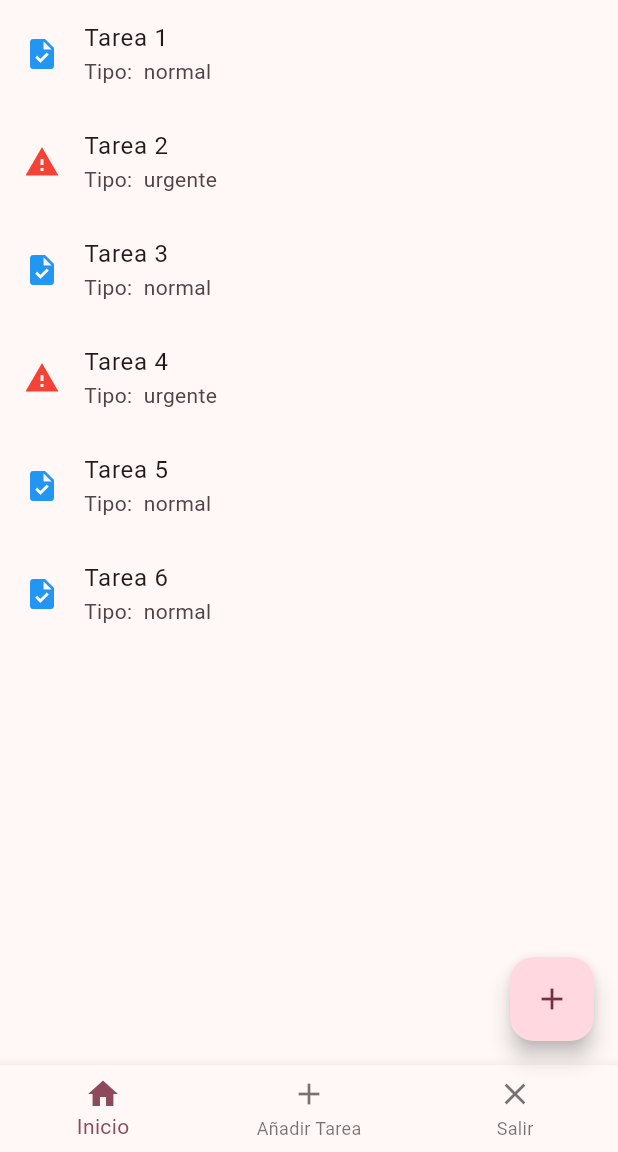
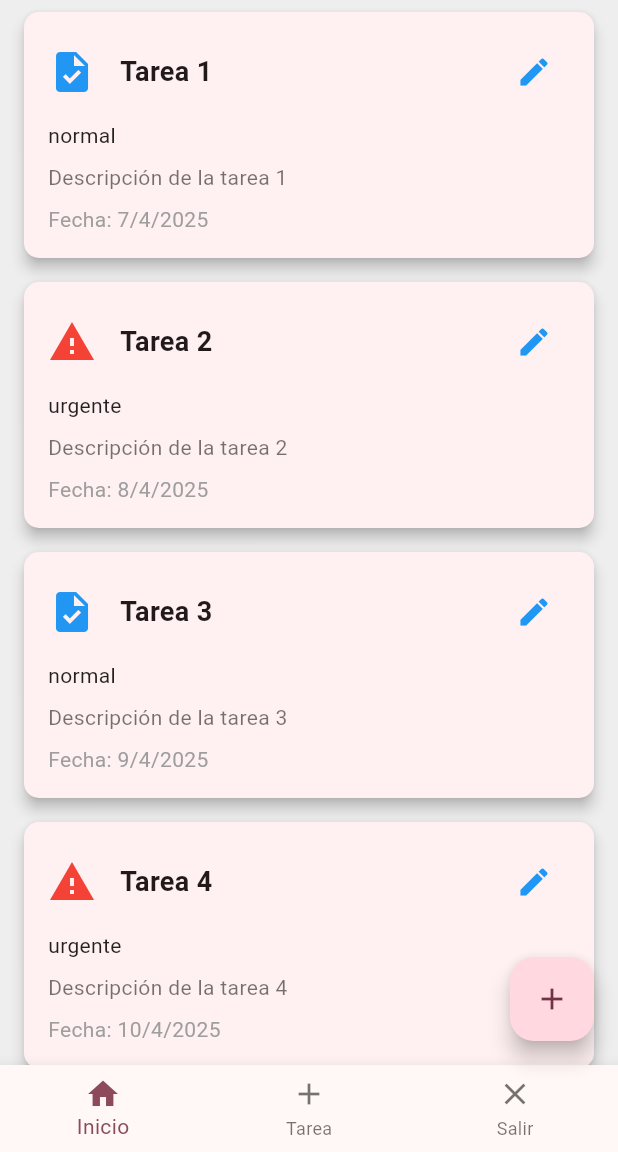
Before and after one commit to katty0055/kagaona-flutter, a Flutter app: the TareasScreen screen opened directly, on a phone screen of 412 x 824 dp, the part 84-1236 px from its top. Run offline on Flutter 3.47's test engine with Material 3 defaults, Android fonts, the phone set to English and light mode, and no system bars.

Commit message:
Agrega funcionalidades a la pantalla de tareas.
- Implementación de scroll infinito para cargar
tareas dinámicamente al llegar al final de la lista.
- Modificacion del servicio TareasService para
obtener nuevas taras que alternen su tipo
-Separacion del modal para su reutilizacion para
agregar y para editar tareas.
- Se crea un helper para la card de tareas
- Se crea un componente reutilizable card.dart

Reflexion:Al crear una nueva pagina el scroll
infinito agrega nuevas tareas para simular la
persistencia. Si se usa un helper para el card
se separa la logica del componente de la vista.

```diff
--- /dev/null
+++ b/lib/components/task_card.dart
@@ -0,0 +1,73 @@
+import 'package:flutter/material.dart';
+
+class TaskCard extends StatelessWidget {
+  final String title;
+  final Widget leadingIcon; // Ícono dinámico pasado desde afuera
+  final String type;
+  final String? description;
+  final DateTime? date;
+  final Widget? trailing; // Botón o widget adicional (opcional)
+
+  const TaskCard({
+    super.key,
+    required this.title,
+    required this.leadingIcon,
+    required this.type,
+    this.description,
+    this.date,
+    this.trailing, // Acepta un widget adicional
+  });
+
+  @override
+  Widget build(BuildContext context) {
+    return Card(
+      elevation: 4,
+      margin: const EdgeInsets.symmetric(vertical: 8, horizontal: 16),
+      shape: RoundedRectangleBorder(
+        borderRadius: BorderRadius.circular(10), // Borde redondeado
+      ),
+      child: Padding(
+        padding: const EdgeInsets.all(16.0),
+        child: Column(
+          crossAxisAlignment: CrossAxisAlignment.start,
+          children: [
+            Row(
+              children: [
+                leadingIcon, // Ícono dinámico pasado como parámetro
+                const SizedBox(width: 16),
+                Expanded(
+                  child: Text(
+                    title,
+                    style: const TextStyle(
+                      fontSize: 18,
+                      fontWeight: FontWeight.bold,
+                    ),
+                  ),
+                ),
+                if (trailing != null) trailing!, // Muestra el botón si está definido
+              ],
+            ),
+            const SizedBox(height: 8),
+            Text(
+              type,
+              style: const TextStyle(
+                fontSize: 14,
+                color: Colors.black87,
+              ),
+            ),
+            const SizedBox(height: 8),
+            Text(
+              description ?? 'Sin descripción',
+              style: const TextStyle(fontSize: 14, color: Colors.black54),
+            ),
+            const SizedBox(height: 8),
+            Text(
+              'Fecha: ${date != null ? "${date!.day}/${date!.month}/${date!.year}" : 'Sin fecha'}',
+              style: const TextStyle(fontSize: 14, color: Colors.grey),
+            ),
+          ],
+        ),
+      ),
+    );
+  }
+}
--- a/lib/data/task_repository.dart
+++ b/lib/data/task_repository.dart
@@ -2,25 +2,44 @@ import '../domain/task.dart';
 
 class TaskRepository {
   final List<Task> _tasks = [
-    Task(title: 'Tarea 1', type: 'normal'),
-    Task(title: 'Tarea 2', type: 'urgente'),
-    Task(title: 'Tarea 3', type: 'normal'),
-    Task(title: 'Tarea 4', type: 'urgente'),
-    Task(title: 'Tarea 5', type: 'normal'),
-    Task(title: 'Tarea 6', type: 'normal'),
+    Task(title: 'Tarea 1', type: 'normal', description: 'Descripción de la tarea 1', date: DateTime(2025, 4, 7)),
+    Task(title: 'Tarea 2', type: 'urgente', description: 'Descripción de la tarea 2', date: DateTime(2025, 4, 8)),
+    Task(title: 'Tarea 3', type: 'normal', description: 'Descripción de la tarea 3', date: DateTime(2025, 4, 9)),
+    Task(title: 'Tarea 4', type: 'urgente', description: 'Descripción de la tarea 4', date: DateTime(2025, 4, 10)),
+    Task(title: 'Tarea 5', type: 'normal', description: 'Descripción de la tarea 5', date: DateTime(2025, 4, 11)),
   ];
 
   List<Task> getTasks() {
+    // Genera tareas adicionales si no hay suficientes
+    while (_tasks.length < 100) {
+      final tipo = _tasks.length % 2 == 0 ? 'normal' : 'urgente';
+      _tasks.add(Task(
+        title: 'Tarea ${_tasks.length + 1}',
+        type: tipo,
+        description: 'Descripción de la tarea ${_tasks.length + 1}',
+        date: DateTime.now(),
+      ));
+    }
     return _tasks;
   }
 
   void addTask(Task task) {
-    _tasks.add(task);
-    print('Tarea añadida: ${task.title}');
+    // Alterna entre 'normal' y 'urgente' basado en la cantidad actual de tareas
+    final tipo = _tasks.length % 2 == 0 ? 'normal' : 'urgente';
+
+    // Crea una nueva tarea con el tipo alternado
+    final nuevaTarea = Task(
+      title: task.title,
+      type: tipo,
+      description: task.description,
+      date: task.date,
+    );
+
+    _tasks.add(nuevaTarea);
   }
 
   void removeTask(int index) {
     _tasks.removeAt(index);
-     print('Tarea eliminada: ${index}');
+    print('Tarea eliminada: ${index}');
   }
 }
--- a/lib/domain/task.dart
+++ b/lib/domain/task.dart
@@ -1,6 +1,13 @@
 class Task {
   final String title;
   final String type;
+  final String? description;
+  final DateTime? date;
 
-  Task({required this.title, this.type = 'normal'});
+  Task({
+    required this.title,
+    this.type = 'normal', // Valor por defecto
+    this.description,
+    this.date,
+  });
 }
--- /dev/null
+++ b/lib/helpers/task_card_helper.dart
@@ -0,0 +1,24 @@
+import 'package:flutter/material.dart';
+import '../domain/task.dart';
+import '../components/task_card.dart'; // Importa el diseño del Card
+
+Widget buildTaskCard(Task task, VoidCallback onEdit) {
+  // Lógica para determinar el ícono dinámico
+  final Widget leadingIcon = Icon(
+    task.type == 'normal' ? Icons.task : Icons.warning,
+    color: task.type == 'normal' ? Colors.blue : Colors.red,
+    size: 32,
+  );
+
+  return TaskCard(
+    title: task.title,
+    leadingIcon: leadingIcon, // Pasa el ícono dinámico al Card
+    type: task.type,
+    description: task.description,
+    date: task.date,
+    trailing: IconButton(
+      icon: const Icon(Icons.edit, color: Colors.blue),
+      onPressed: onEdit, // Llama al callback para editar
+    ),
+  );
+}
--- a/lib/views/tareas_screen.dart
+++ b/lib/views/tareas_screen.dart
@@ -4,6 +4,8 @@ import 'package:kgaona/constants.dart';
 import 'package:kgaona/views/login_screen.dart';
 import 'package:kgaona/views/welcome_screen.dart';
 import '../domain/task.dart';
+import 'package:kgaona/helpers/task_card_helper.dart';
+import '../components/add_task_modal.dart'; // Importa el modal reutilizable
 
 class TareasScreen extends StatefulWidget {
   const TareasScreen({super.key});
@@ -15,21 +17,18 @@ class TareasScreen extends StatefulWidget {
 class _TareasScreenState extends State<TareasScreen> {
   final TareasService _tareasService = TareasService();
   final ScrollController _scrollController = ScrollController();
-  List<Task> _tareas = [];
   bool _cargando = false;
   bool _hayMasTareas = true;
   int _paginaActual = 0;
   final int _limitePorPagina = 10;
   int _selectedIndex = 0; // Índice del elemento seleccionado en el navbar
-  DateTime? fechaSeleccionada;
-  final TextEditingController fechaController = TextEditingController();
+  List<Task> _tareas = []; // Lista persistente de tareas
 
   void _onItemTapped(int index) {
     setState(() {
       _selectedIndex = index;
     });
 
-    // Lógica para manejar la navegación según el índice seleccionado
     switch (index) {
       case 0: // Inicio
         Navigator.pushReplacement(
@@ -38,7 +37,6 @@ class _TareasScreenState extends State<TareasScreen> {
         );
         break;
       case 1: // Añadir Tarea
-        // Ya estás en TareasScreen, no necesitas navegar
         break;
       case 2: // Salir
         Navigator.pushReplacement(
@@ -52,7 +50,7 @@ class _TareasScreenState extends State<TareasScreen> {
   @override
   void initState() {
     super.initState();
-    _cargarTareas();
+    _cargarTareas(); // Carga inicial de tareas
     _scrollController.addListener(_detectarScrollFinal);
   }
 
@@ -69,16 +67,19 @@ class _TareasScreenState extends State<TareasScreen> {
       _cargando = true;
     });
 
+    // Llama al servicio para obtener nuevas tareas
     final nuevasTareas = await _tareasService.obtenerTareas(
       inicio: _paginaActual * _limitePorPagina,
       limite: _limitePorPagina,
     );
 
     setState(() {
-      _tareas.addAll(nuevasTareas);
+      if (nuevasTareas.isNotEmpty) {
+        _tareas.addAll(nuevasTareas); // Agrega las nuevas tareas a la lista existente
+        _paginaActual++; // Incrementa la página actual para la siguiente carga
+      }
       _cargando = false;
-      _hayMasTareas = nuevasTareas.length == _limitePorPagina;
-      if (_hayMasTareas) _paginaActual++;
+      _hayMasTareas = nuevasTareas.length == _limitePorPagina; // Verifica si hay más tareas
     });
   }
 
@@ -89,102 +90,39 @@ class _TareasScreenState extends State<TareasScreen> {
     }
   }
 
-  Future<void> _agregarTarea(String titulo, String detalle, DateTime fecha) async {
-    final nuevaTarea = Task(title: titulo, type: detalle);
-    await _tareasService.agregarTarea(nuevaTarea);
+  void _mostrarModalAgregarTarea() {
+    showDialog(
+      context: context,
+      builder: (context) => AddTaskModal(
+        onTaskAdded: (Task nuevaTarea) async {
+          await _tareasService.agregarTarea(nuevaTarea); // El servicio define el tipo
           setState(() {
-        _tareas.insert(0, nuevaTarea); // Agrega la nueva tarea al inicio
+            _tareas.insert(0, nuevaTarea); // Agrega la nueva tarea al inicio de la lista
           });
+        },
+      ),
+    );
   }
 
   Future<void> _eliminarTarea(int index) async {
     await _tareasService.eliminarTarea(index);
     setState(() {
-      _tareas.removeAt(index);
+      _tareas.removeAt(index); // Elimina la tarea de la lista persistente
     });
   }
 
-  void _mostrarModalAgregarTarea() {
-    final TextEditingController tituloController = TextEditingController();
-    final TextEditingController detalleController = TextEditingController();
-
+  void _mostrarModalEditarTarea(Task tarea, int index) {
     showDialog(
       context: context,
-      builder: (BuildContext context) {
-        return AlertDialog(
-          title: const Text('Agregar Tarea'),
-          content: Column(
-            mainAxisSize: MainAxisSize.min,
-            children: [
-              TextField(
-                controller: tituloController,
-                decoration: const InputDecoration(
-                  labelText: 'Título',
-                  border: OutlineInputBorder(),
-                ),
-              ),
-              const SizedBox(height: 16),
-              TextField(
-                controller: detalleController,
-                decoration: const InputDecoration(
-                  labelText: 'Detalle',
-                  border: OutlineInputBorder(),
-                ),
-              ),
-              const SizedBox(height: 16),
-              TextField(
-                controller: fechaController,
-                readOnly: true, // Hace que el campo no sea editable manualmente
-                decoration: const InputDecoration(
-                  labelText: 'Fecha',
-                  border: OutlineInputBorder(),
-                  hintText: 'Seleccionar Fecha',
-                ),
-                onTap: () async {
-                  DateTime? nuevaFecha = await showDatePicker(
-                    context: context,
-                    initialDate: fechaSeleccionada ?? DateTime.now(),
-                    firstDate: DateTime(2000),
-                    lastDate: DateTime(2100),
-                  );
-                  if (nuevaFecha != null) {
+      builder: (context) => AddTaskModal(
+        taskToEdit: tarea,
+        onTaskAdded: (Task tareaEditada) async {
+          await _tareasService.actualizarTarea(index, tareaEditada);
           setState(() {
-                      fechaSeleccionada = nuevaFecha;
-                      fechaController.text = nuevaFecha.toLocal().toString().split(' ')[0];
+            _tareas[index] = tareaEditada; // Actualiza la tarea en la lista persistente
           });
-                  }
         },
       ),
-            ],
-          ),
-          actions: [
-            TextButton(
-              onPressed: () {
-                Navigator.pop(context);
-              },
-              child: const Text('Cancelar'),
-            ),
-            ElevatedButton(
-              onPressed: () {
-                final titulo = tituloController.text.trim();
-                final detalle = detalleController.text.trim();
-                final fecha = fechaController.text.trim();
-
-                if (titulo.isEmpty || detalle.isEmpty || fechaSeleccionada == null) {
-                  ScaffoldMessenger.of(context).showSnackBar(
-                    const SnackBar(content: Text(EMPTY_LIST)),
-                  );
-                  return;
-                }
-
-                _agregarTarea(titulo, detalle, fechaSeleccionada!);
-                Navigator.pop(context);
-              },
-              child: const Text('Guardar'),
-            ),
-          ],
-        );
-      },
     );
   }
 
@@ -192,6 +130,7 @@ class _TareasScreenState extends State<TareasScreen> {
   Widget build(BuildContext context) {
     return Scaffold(
       appBar: AppBar(title: const Text(TITLE_APPBAR)),
+      backgroundColor: Colors.grey[200],
       body: ListView.builder(
         controller: _scrollController,
         itemCount: _tareas.length + (_cargando ? 1 : 0),
@@ -218,13 +157,11 @@ class _TareasScreenState extends State<TareasScreen> {
             onDismissed: (direction) {
               _eliminarTarea(index);
             },
-            child: ListTile(
-              leading: Icon(
-                tarea.type == 'normal' ? Icons.task : Icons.warning,
-                color: tarea.type == 'normal' ? Colors.blue : Colors.red,
-              ),
-              title: Text(tarea.title),
-              subtitle: Text('$TASK_TYPE_LABEL ${tarea.type}'),
+            child: buildTaskCard(
+              tarea,
+              () {
+                _mostrarModalEditarTarea(tarea, index);
+              },
             ),
           );
         },
@@ -235,11 +172,11 @@ class _TareasScreenState extends State<TareasScreen> {
         child: const Icon(Icons.add),
       ),
       bottomNavigationBar: BottomNavigationBar(
-        currentIndex: _selectedIndex, // Índice del elemento seleccionado
-        onTap: _onItemTapped, // Maneja el evento de selección
+        currentIndex: _selectedIndex,
+        onTap: _onItemTapped,
         items: const [
           BottomNavigationBarItem(icon: Icon(Icons.home), label: "Inicio"),
-          BottomNavigationBarItem(icon: Icon(Icons.add), label: 'Añadir Tarea'),
+          BottomNavigationBarItem(icon: Icon(Icons.add), label: 'Tarea'),
           BottomNavigationBarItem(icon: Icon(Icons.close), label: "Salir"),
         ],
       ),
```
Also changed, not shown: lib/api/service/tareas_service.dart (+20 -5 lines), lib/components/add_task_modal.dart (added, +119 -0 lines). Lines whose indentation alone changed are shown as unchanged.
